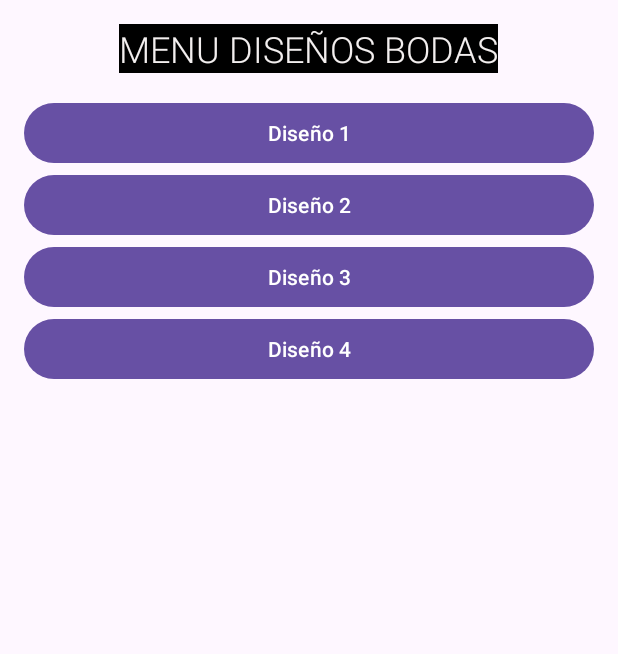
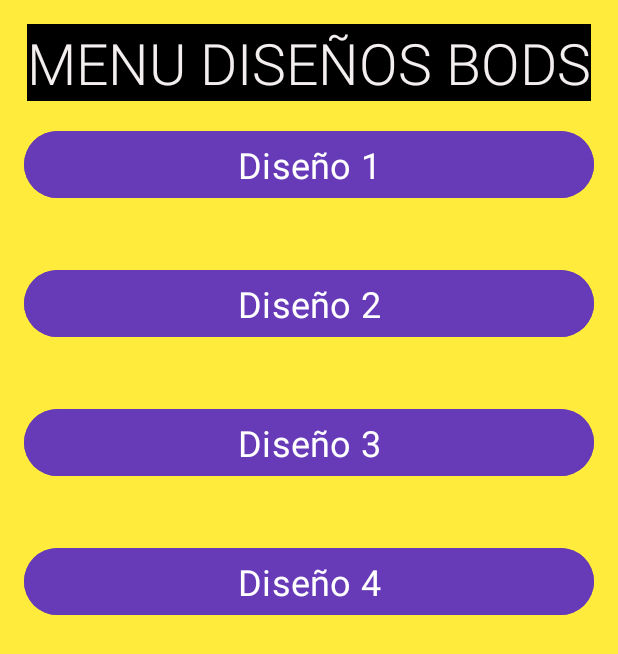
Before and after one commit to mar22266/Laboratorio3, an Android app: the ThirdActivity screen opened directly, with no data from a screen before it, on a phone screen of 412 x 824 dp. Shown: the top 654 px of the screen. Run offline under Robolectric (Android 15) with nearby library versions, the phone set to English and light mode, and no system bars.

Commit message:
layout menus cambiados

```diff
--- a/LAB/app/src/main/res/layout/activity_third.xml
+++ b/LAB/app/src/main/res/layout/activity_third.xml
@@ -5,14 +5,16 @@
     android:layout_width="match_parent"
     android:layout_height="match_parent"
     android:orientation="vertical"
-    android:padding="16dp"
+    android:background="#FFEB3B"
+      android:padding="16dp"
     tools:context=".ThirdActivity">
     <TextView
         android:layout_width="wrap_content"
         android:layout_height="wrap_content"
-        android:text="MENU DISEÑOS BODAS"
+        android:text="MENU DISEÑOS BODS"
         android:background="@color/black"
-        android:textSize="24sp"
+        android:textSize="38sp"
+        android:textAlignment="center"
         android:textColor="#F3EFEF"
         android:layout_gravity="center"
         android:layout_marginBottom="16dp"
@@ -22,23 +24,43 @@
         android:id="@+id/btnSubMenu21"
         android:layout_width="match_parent"
         android:layout_height="wrap_content"
-        android:text="Diseño 1" />
+        android:text="Diseño 1"
+        android:textSize="24sp"
+        android:backgroundTint="#673AB7"
+        android:textColor="#FFFFFF"
+        android:layout_marginBottom="40dp"
+        android:fontFamily="sans-serif"/>
 
     <Button
         android:id="@+id/btnSubMenu22"
         android:layout_width="match_parent"
         android:layout_height="wrap_content"
-        android:text="Diseño 2" />
+        android:text="Diseño 2"
+        android:textSize="24sp"
+        android:backgroundTint="#673AB7"
+        android:textColor="#FFFFFF"
+        android:layout_marginBottom="40dp"
+        android:fontFamily="sans-serif"/>
 
     <Button
         android:id="@+id/btnSubMenu23"
         android:layout_width="match_parent"
         android:layout_height="wrap_content"
-        android:text="Diseño 3" />
+        android:text="Diseño 3"
+        android:textSize="24sp"
+        android:backgroundTint="#673AB7"
+        android:textColor="#FFFFFF"
+        android:layout_marginBottom="40dp"
+        android:fontFamily="sans-serif"/>
 
     <Button
         android:id="@+id/btnSubMenu24"
         android:layout_width="match_parent"
         android:layout_height="wrap_content"
-        android:text="Diseño 4" />
+        android:text="Diseño 4"
+        android:textSize="24sp"
+        android:backgroundTint="#673AB7"
+        android:textColor="#FFFFFF"
+        android:layout_marginBottom="40dp"
+        android:fontFamily="sans-serif"/>
 </LinearLayout>
```
Also changed, not shown: LAB/app/src/main/res/layout/activity_fifth.xml (+27 -5 lines), LAB/app/src/main/res/layout/activity_fourth.xml (+27 -5 lines), LAB/app/src/main/res/layout/activity_second.xml (+27 -5 lines), LAB/app/src/main/res/layout/activity_sixth.xml (+27 -5 lines).
